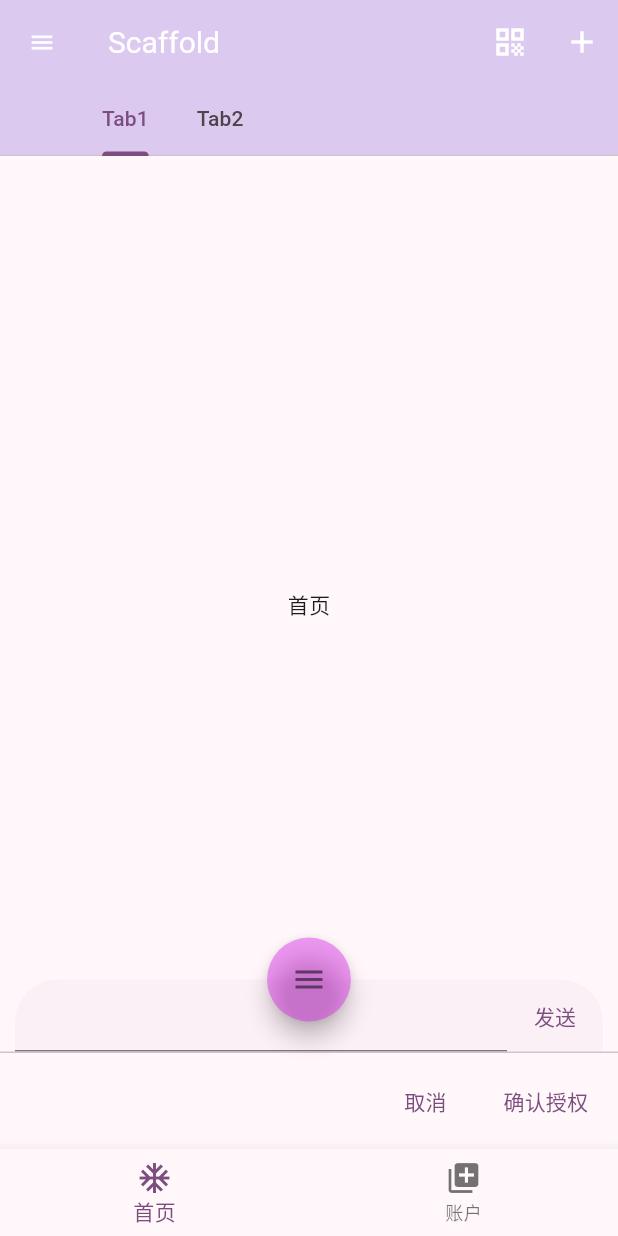
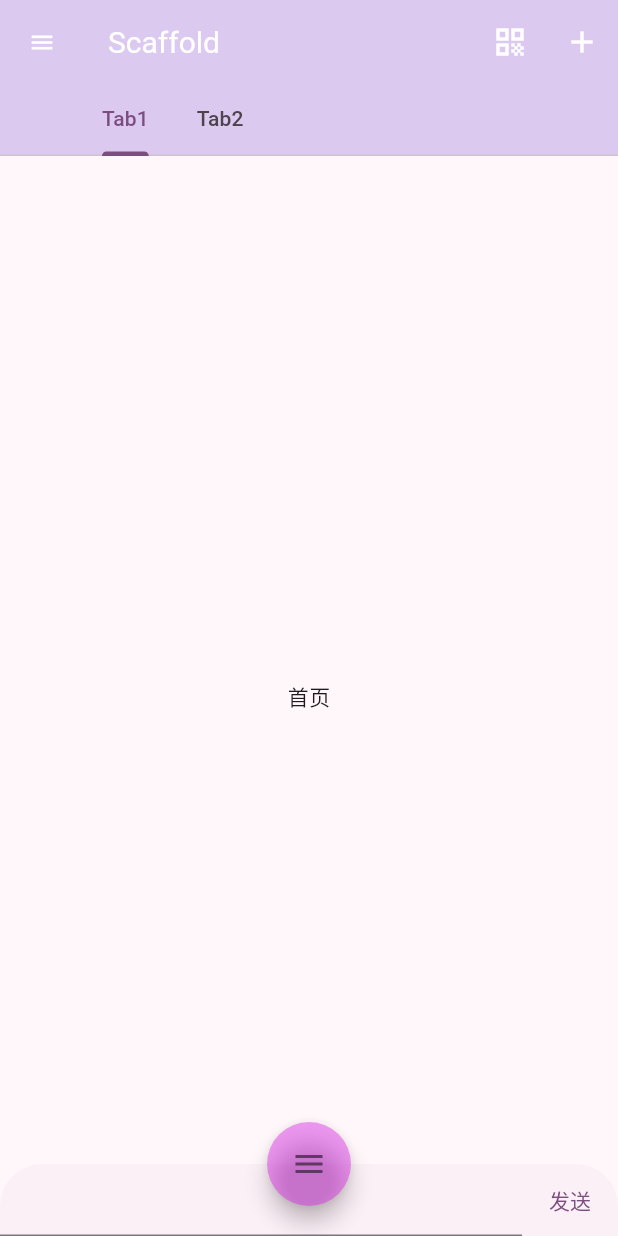
Before and after one commit to devie2020/first_app, a Flutter app: the screen it shows after launch, on a phone screen of 412 x 824 dp. Run offline on Flutter 3.47's test engine with Material 2 defaults, Android fonts, the phone set to English and light mode, and no system bars.

```diff
--- a/lib/ScaffoldDemo/scaffold_demo.dart
+++ b/lib/ScaffoldDemo/scaffold_demo.dart
@@ -96,10 +96,10 @@ class _ScaffoldDemoState extends State<ScaffoldDemo> with TickerProviderStateMix
       ),
       floatingActionButtonAnimator: FloatingActionButtonAnimator.scaling,
       floatingActionButtonLocation: FloatingActionButtonLocation.miniCenterDocked,
-      persistentFooterButtons: <Widget>[
-        TextButton(onPressed: () {}, child: const Text('取消')),
-        TextButton(onPressed: () {}, child: const Text('确认授权')),
-      ],
+      // persistentFooterButtons: <Widget>[
+      //   TextButton(onPressed: () {}, child: const Text('取消')),
+      //   TextButton(onPressed: () {}, child: const Text('确认授权')),
+      // ],
       // 对应的有endDrawer
       drawer: const Drawer(
         child: Center(child: Text('我是抽屉')),
@@ -110,20 +110,20 @@ class _ScaffoldDemoState extends State<ScaffoldDemo> with TickerProviderStateMix
       },
       drawerScrimColor: Colors.black54,
       drawerEdgeDragWidth: 50,
-      bottomNavigationBar: BottomNavigationBar(
-        items: const [
-          BottomNavigationBarItem(icon: Icon(Icons.ac_unit), label: '首页'),
-          BottomNavigationBarItem(icon: Icon(Icons.my_library_add), label: '账户'),
-        ],
-        currentIndex: _currentTabIndex,
-        onTap: (value) {
-          setState(() {
-            _currentTabIndex = value;
-          });
-        },
-      ),
+      // bottomNavigationBar: BottomNavigationBar(
+      //   items: const [
+      //     BottomNavigationBarItem(icon: Icon(Icons.ac_unit), label: '首页'),
+      //     BottomNavigationBarItem(icon: Icon(Icons.my_library_add), label: '账户'),
+      //   ],
+      //   currentIndex: _currentTabIndex,
+      //   onTap: (value) {
+      //     setState(() {
+      //       _currentTabIndex = value;
+      //     });
+      //   },
+      // ),
       bottomSheet: SizedBox(
-        width: MediaQuery.of(context).size.width - 20,
+        width: MediaQuery.of(context).size.width - 0,
         child: Row(
           children: [
             const Expanded(
```
